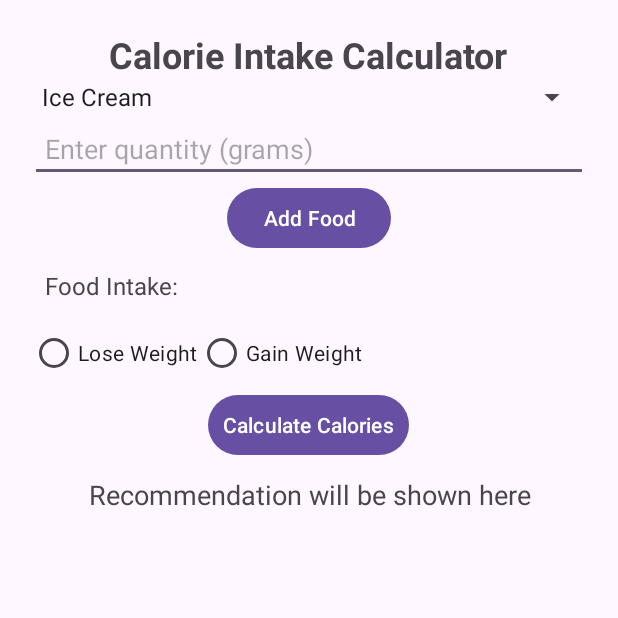
After one commit to ClugerLoki/Android-Lab, an Android app: the CalorieActivity screen opened directly, with no data from a screen before it, on a phone screen of 412 x 824 dp, the top half of it. The commit adds this screen. Run offline under Robolectric (Android 15) with nearby library versions, the phone set to English and light mode, and no system bars.

Commit message:
Calorie Calculator Update

```diff
--- a/app/src/main/AndroidManifest.xml
+++ b/app/src/main/AndroidManifest.xml
@@ -34,6 +34,9 @@
         <activity
             android:name=".BMIActivity"
             android:exported="false" />
+        <activity
+            android:name=".CalorieActivity"
+            android:exported="false" />
 
         <activity
             android:name=".LoginActivity"
--- /dev/null
+++ b/app/src/main/java/com/example/fitbit/CalorieActivity.java
@@ -0,0 +1,188 @@
+package com.example.fitbit;
+
+import android.os.Bundle;
+import android.view.View;
+import android.widget.*;
+import androidx.appcompat.app.AppCompatActivity;
+import java.util.HashMap;
+import java.util.Map;
+
+public class CalorieActivity extends AppCompatActivity {
+
+    private Spinner foodSpinner;
+    private EditText quantityInput;
+    private Button addButton, calculateButton;
+    private TextView resultTextView, recommendationTextView;
+    private RadioGroup goalGroup;
+
+    // Food calorie data (calories per 100g)
+    private final Map<String, Integer> foodCalories = new HashMap<>();
+    private int totalCalories = 0; // To track total intake
+
+    @Override
+    protected void onCreate(Bundle savedInstanceState) {
+        super.onCreate(savedInstanceState);
+        setContentView(R.layout.activity_calorie);
+
+        // Initializing UI elements
+        foodSpinner = findViewById(R.id.foodSpinner);
+        quantityInput = findViewById(R.id.quantityInput);
+        addButton = findViewById(R.id.addButton);
+        calculateButton = findViewById(R.id.calculateButton);
+        resultTextView = findViewById(R.id.resultTextView);
+        recommendationTextView = findViewById(R.id.recommendationTextView);
+        goalGroup = findViewById(R.id.goalGroup);
+
+        // Adding food items and their calories per 100g
+        foodCalories.put("Apple", 52);
+        foodCalories.put("Banana", 89);
+        foodCalories.put("Rice", 130);
+        foodCalories.put("Chicken", 239);
+        foodCalories.put("Egg", 155);
+        foodCalories.put("Milk", 42);
+        foodCalories.put("Bread", 265);
+        foodCalories.put("Cheese", 402);
+        foodCalories.put("Butter", 717);
+        foodCalories.put("Oats", 389);
+        foodCalories.put("Potato", 77);
+        foodCalories.put("Tomato", 18);
+        foodCalories.put("Carrot", 41);
+        foodCalories.put("Onion", 40);
+        foodCalories.put("Fish (Salmon)", 208);
+        foodCalories.put("Fish (Tuna)", 132);
+        foodCalories.put("Almonds", 579);
+        foodCalories.put("Peanuts", 567);
+        foodCalories.put("Walnuts", 654);
+        foodCalories.put("Avocado", 160);
+        foodCalories.put("Broccoli", 55);
+        foodCalories.put("Cucumber", 16);
+        foodCalories.put("Spinach", 23);
+        foodCalories.put("Mango", 60);
+        foodCalories.put("Pineapple", 50);
+        foodCalories.put("Strawberry", 32);
+        foodCalories.put("Yogurt", 59);
+        foodCalories.put("Lentils", 116);
+        foodCalories.put("Pasta", 131);
+        foodCalories.put("Corn", 96);
+        foodCalories.put("Dark Chocolate", 546);
+        foodCalories.put("Honey", 304);
+        foodCalories.put("Ice Cream", 207);
+        foodCalories.put("Coca Cola", 42);
+        foodCalories.put("Orange", 47);
+        foodCalories.put("Grapes", 69);
+        foodCalories.put("Cashew", 553);
+        foodCalories.put("Coconut", 354);
+        foodCalories.put("Peas", 81);
+        foodCalories.put("Mushrooms", 22);
+        foodCalories.put("Soybeans", 446);
+        foodCalories.put("Tofu", 144);
+
+// North Indian Foods
+        foodCalories.put("Chapati", 297);
+        foodCalories.put("Paratha", 322);
+        foodCalories.put("Aloo Paratha", 322);
+        foodCalories.put("Puri", 350);
+        foodCalories.put("Bhature", 412);
+        foodCalories.put("Paneer Butter Masala", 320);
+        foodCalories.put("Dal Makhani", 305);
+        foodCalories.put("Chole (Chickpea Curry)", 180);
+        foodCalories.put("Rajma (Kidney Bean Curry)", 140);
+        foodCalories.put("Butter Chicken", 490);
+        foodCalories.put("Tandoori Chicken", 250);
+        foodCalories.put("Matar Paneer", 260);
+        foodCalories.put("Palak Paneer", 250);
+        foodCalories.put("Kadhi Pakora", 170);
+        foodCalories.put("Baingan Bharta", 120);
+        foodCalories.put("Lassi", 150);
+        foodCalories.put("Gulab Jamun", 175);
+        foodCalories.put("Jalebi", 150);
+        foodCalories.put("Kheer", 120);
+        foodCalories.put("Samosa", 262);
+        foodCalories.put("Pakora", 260);
+        foodCalories.put("Dhokla", 160);
+
+// South Indian Foods
+        foodCalories.put("Idli", 39);
+        foodCalories.put("Dosa", 168);
+        foodCalories.put("Masala Dosa", 250);
+        foodCalories.put("Uttapam", 150);
+        foodCalories.put("Pongal", 222);
+        foodCalories.put("Upma", 200);
+        foodCalories.put("Rava Idli", 110);
+        foodCalories.put("Vada", 250);
+        foodCalories.put("Sambar", 60);
+        foodCalories.put("Rasam", 30);
+        foodCalories.put("Curd Rice", 130);
+        foodCalories.put("Lemon Rice", 180);
+        foodCalories.put("Tomato Rice", 190);
+        foodCalories.put("Vegetable Biryani", 220);
+        foodCalories.put("Chicken Biryani", 290);
+        foodCalories.put("Mutton Biryani", 320);
+        foodCalories.put("Fish Curry", 180);
+        foodCalories.put("Prawn Curry", 150);
+        foodCalories.put("Coconut Chutney", 150);
+        foodCalories.put("Peanut Chutney", 160);
+        foodCalories.put("Banana Chips", 540);
+        foodCalories.put("Mysore Pak", 400);
+        foodCalories.put("Payasam", 120);
+        foodCalories.put("Filter Coffee", 40);
+
+
+        // Populate the Spinner with food items
+        ArrayAdapter<String> adapter = new ArrayAdapter<>(this, android.R.layout.simple_spinner_item, foodCalories.keySet().toArray(new String[0]));
+        adapter.setDropDownViewResource(android.R.layout.simple_spinner_dropdown_item);
+        foodSpinner.setAdapter(adapter);
+
+        // Add food button click listener
+        addButton.setOnClickListener(new View.OnClickListener() {
+            @Override
+            public void onClick(View v) {
+                addFood();
+            }
+        });
+
+        // Calculate button click listener
+        calculateButton.setOnClickListener(new View.OnClickListener() {
+            @Override
+            public void onClick(View v) {
+                calculateCalories();
+            }
+        });
+    }
+
+    private void addFood() {
+        String selectedFood = foodSpinner.getSelectedItem().toString();
+        String quantityStr = quantityInput.getText().toString();
+
+        if (!quantityStr.isEmpty()) {
+            int quantity = Integer.parseInt(quantityStr);
+            int caloriesPer100g = foodCalories.get(selectedFood);
+            int calories = (quantity * caloriesPer100g) / 100; // Calculate total calories for entered weight
+            totalCalories += calories;
+            resultTextView.append(selectedFood + " (" + quantity + "g): " + calories + " kcal\n");
+        } else {
+            Toast.makeText(this, "Please enter a valid quantity", Toast.LENGTH_SHORT).show();
+        }
+    }
+
+    private void calculateCalories() {
+        if (totalCalories == 0) {
+            Toast.makeText(this, "Please add some food items first!", Toast.LENGTH_SHORT).show();
+            return;
+        }
+
+        // Get selected goal
+        int selectedGoal = goalGroup.getCheckedRadioButtonId();
+        String recommendation;
+
+        if (selectedGoal == R.id.loseWeight) {
+            recommendation = "To lose weight, aim for 1500-1800 kcal/day.";
+        } else if (selectedGoal == R.id.gainWeight) {
+            recommendation = "To gain weight, aim for 2500-3000 kcal/day.";
+        } else {
+            recommendation = "For maintenance, aim for around 2000-2200 kcal/day.";
+        }
+
+        recommendationTextView.setText("Total Calories: " + totalCalories + " kcal\n" + recommendation);
+    }
+}
--- /dev/null
+++ b/app/src/main/res/layout/activity_calorie.xml
@@ -0,0 +1,79 @@
+<?xml version="1.0" encoding="utf-8"?>
+<LinearLayout xmlns:android="http://schemas.android.com/apk/res/android"
+    android:layout_width="match_parent"
+    android:layout_height="match_parent"
+    android:orientation="vertical"
+    android:padding="20dp">
+
+    <TextView
+        android:layout_width="wrap_content"
+        android:layout_height="wrap_content"
+        android:text="Calorie Intake Calculator"
+        android:textSize="24sp"
+        android:textStyle="bold"
+        android:layout_gravity="center"/>
+
+    <Spinner
+        android:id="@+id/foodSpinner"
+        android:layout_width="match_parent"
+        android:layout_height="wrap_content"/>
+
+    <EditText
+        android:id="@+id/quantityInput"
+        android:layout_width="match_parent"
+        android:layout_height="wrap_content"
+        android:hint="Enter quantity (grams)"
+        android:inputType="numberDecimal"
+        android:padding="10dp"/>
+
+    <Button
+        android:id="@+id/addButton"
+        android:layout_width="wrap_content"
+        android:layout_height="wrap_content"
+        android:text="Add Food"
+        android:layout_gravity="center"/>
+
+    <TextView
+        android:id="@+id/resultTextView"
+        android:layout_width="match_parent"
+        android:layout_height="wrap_content"
+        android:text="Food Intake:"
+        android:textSize="16sp"
+        android:padding="10dp"/>
+
+    <RadioGroup
+        android:id="@+id/goalGroup"
+        android:layout_width="match_parent"
+        android:layout_height="wrap_content"
+        android:orientation="horizontal">
+
+        <RadioButton
+            android:id="@+id/loseWeight"
+            android:layout_width="wrap_content"
+            android:layout_height="wrap_content"
+            android:text="Lose Weight"/>
+
+        <RadioButton
+            android:id="@+id/gainWeight"
+            android:layout_width="wrap_content"
+            android:layout_height="wrap_content"
+            android:text="Gain Weight"/>
+    </RadioGroup>
+
+    <Button
+        android:id="@+id/calculateButton"
+        android:layout_width="wrap_content"
+        android:layout_height="wrap_content"
+        android:text="Calculate Calories"
+        android:layout_gravity="center"
+        android:padding="10dp"/>
+
+    <TextView
+        android:id="@+id/recommendationTextView"
+        android:layout_width="match_parent"
+        android:layout_height="wrap_content"
+        android:text="Recommendation will be shown here"
+        android:textSize="18sp"
+        android:gravity="center"
+        android:padding="10dp"/>
+</LinearLayout>
```
Also changed, not shown: app/src/main/java/com/example/fitbit/MainActivity.java (+14 -1 lines), app/src/main/res/layout/activity_main.xml (+75 -0 lines).
